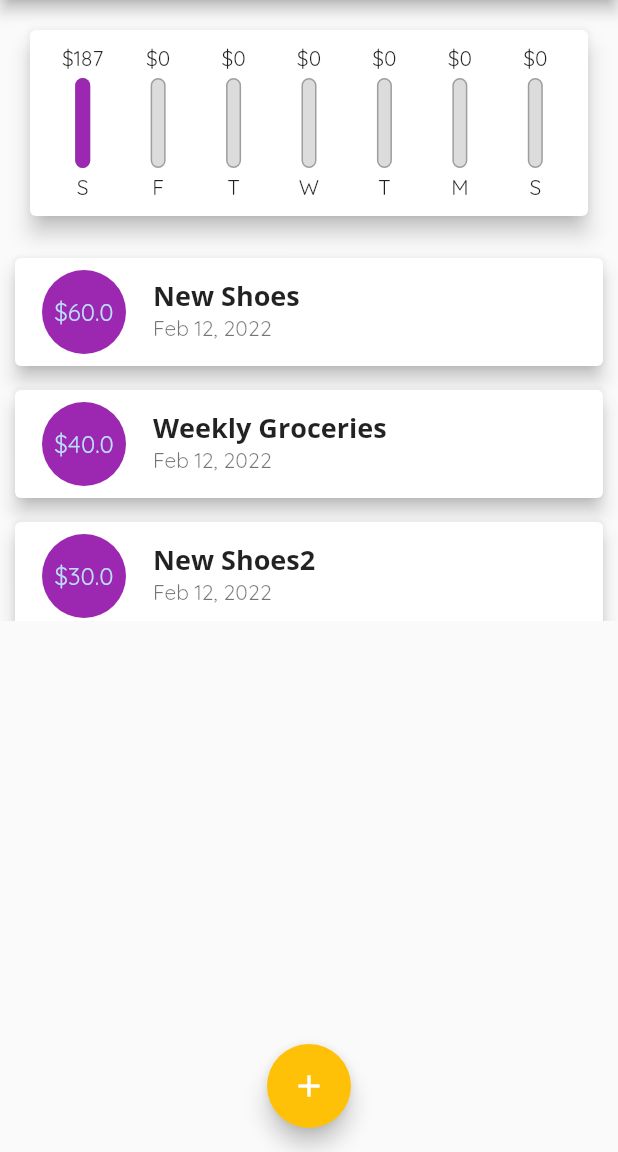
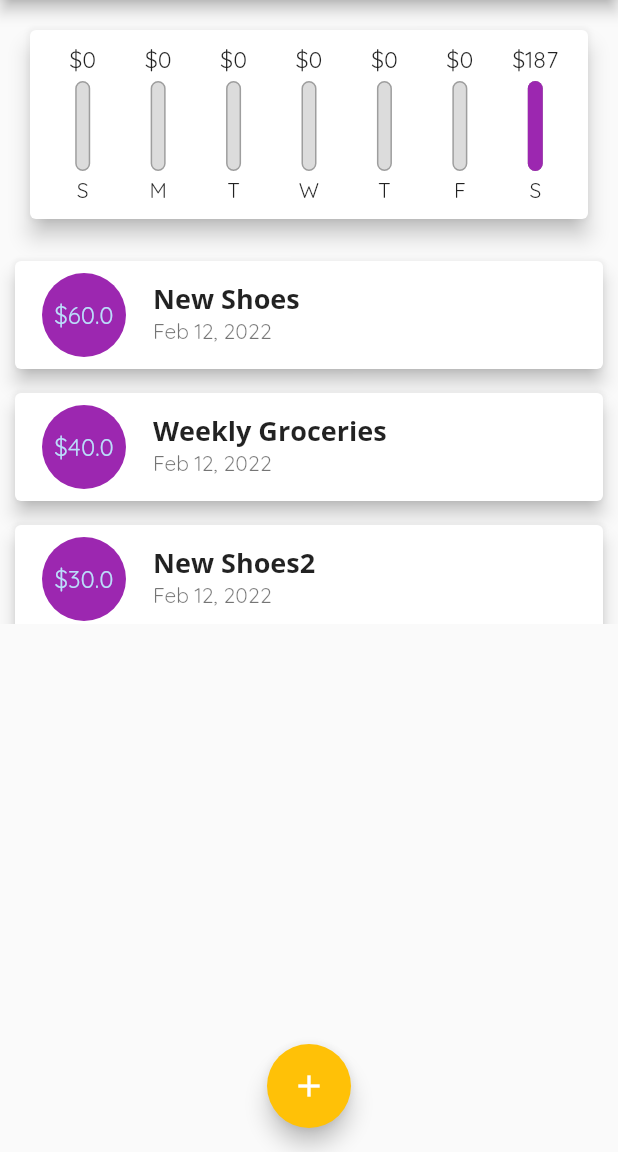
Before and after one commit to mahdibouaziz/flutter-personal-expenses, a Flutter app: the screen it shows after launch, on a phone screen of 412 x 824 dp, the part 84-1236 px from its top. Run offline on Flutter 3.47's test engine with Material 2 defaults, Android fonts, the phone set to English and light mode, and no system bars.

Commit message:
design improvement

```diff
--- a/lib/widgets/chart.dart
+++ b/lib/widgets/chart.dart
@@ -25,7 +25,7 @@ class Chart extends StatelessWidget {
         "day": DateFormat.E().format(weekDay).substring(0, 1),
         "amount": totalSum
       };
-    });
+    }).reversed.toList();
   }
 
   double get totalSpending {
--- a/lib/widgets/chart_bar.dart
+++ b/lib/widgets/chart_bar.dart
@@ -16,7 +16,10 @@ class ChartBar extends StatelessWidget {
   Widget build(BuildContext context) {
     return Column(
       children: [
-        FittedBox(child: Text('\$${spendingAmount.toStringAsFixed(0)}')),
+        SizedBox(
+            height: 20,
+            child: FittedBox(
+                child: Text('\$${spendingAmount.toStringAsFixed(0)}'))),
         const SizedBox(
           height: 4,
         ),
```
